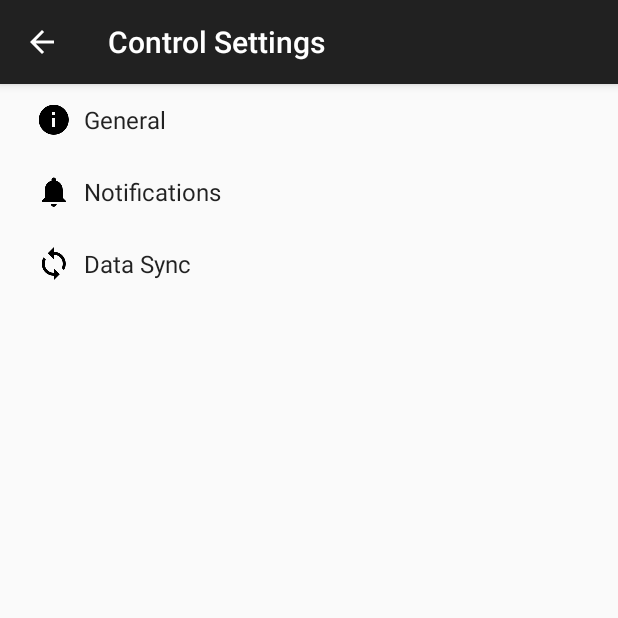
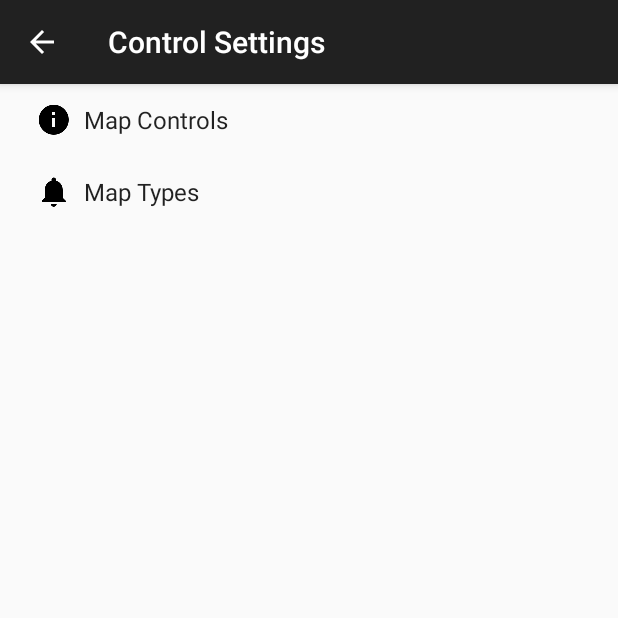
Before and after one commit to aclima93/Computacao_Movel, an Android app: the ControlSettingsActivity screen opened directly, with no data from a screen before it, on a phone screen of 412 x 824 dp, the top half of it. Run offline under Robolectric (Android 15) with nearby library versions, the light colour scheme and no system bars.

Commit message:
- started working on Map Settings Activity -- we now have a Prefference part fot Map Controls and, in the future, for Map Types

```diff
--- a/GoogleMaps/app/src/debug/res/values/google_maps_api.xml
+++ b/GoogleMaps/app/src/debug/res/values/google_maps_api.xml
@@ -1,3 +1,4 @@
+<?xml version="1.0" encoding="utf-8"?>
 <resources>
     <!--
     TODO: Before you run your application, you need a Google Maps API key.
--- a/GoogleMaps/app/src/main/java/com/cm/workshop/googlemaps/MarkerSettingsActivity.java
+++ b/GoogleMaps/app/src/main/java/com/cm/workshop/googlemaps/MarkerSettingsActivity.java
@@ -202,7 +202,7 @@ public class MarkerSettingsActivity extends AppCompatPreferenceActivity {
         @Override
         public void onCreate(Bundle savedInstanceState) {
             super.onCreate(savedInstanceState);
-            addPreferencesFromResource(R.xml.pref_notification);
+            addPreferencesFromResource(R.xml.pref_map_controls_settings);
             setHasOptionsMenu(true);
 
             // Bind the summaries of EditText/List/Dialog/Ringtone preferences
--- a/GoogleMaps/app/src/main/res/values/arrays.xml
+++ b/GoogleMaps/app/src/main/res/values/arrays.xml
@@ -4,4 +4,29 @@
     <string-array name="pref_sync_frequency_values">Value 1</string-array>
     <string-array name="pref_example_list_titles">Title 1</string-array>
     <string-array name="pref_example_list_values">Value 1</string-array>
+
+
+
+    <!-- *********************** -->
+    <!-- Arrays for Map Controls -->
+    <!-- *********************** -->
+
+    <!-- String titles of displayed options -->
+    <string-array name="pref_control_options_titles">
+        <item>@string/zoom_control_title</item>
+        <item>@string/scale_control_title</item>
+        <item>@string/street_view_control_title</item>
+        <item>@string/rotate_control_title</item>
+        <item>@string/map_type_control_title</item>
+    </string-array>
+
+    <!-- String keys of displayed options for lookup -->
+    <string-array name="pref_control_options_keys">
+        <item>@string/zoom_control_key</item>
+        <item>@string/scale_control_key</item>
+        <item>@string/street_view_control_key</item>
+        <item>@string/rotate_control_key</item>
+        <item>@string/map_type_control_key</item>
+    </string-array>
+
 </resources>
--- a/GoogleMaps/app/src/main/res/values/strings.xml
+++ b/GoogleMaps/app/src/main/res/values/strings.xml
@@ -1,3 +1,4 @@
+<?xml version="1.0" encoding="utf-8"?>
 <resources>
     <string name="app_name">GoogleMaps</string>
     <string name="title_activity_maps">Map</string>
@@ -18,4 +19,28 @@
     <string name="title_activity_marker_settings">Marker Settings</string>
     <string name="title_activity_control_settings">Control Settings</string>
     <string name="title_activity_map_settings">Map Settings</string>
+
+
+    <!-- Map Control Settings -->
+
+    <string name="pref_header_map_controls">Map Controls</string>
+    <string name="pref_header_map_types">Map Types</string>
+
+    <string name="pref_title_use_custom_control_settings">Use Custom Control Settings</string>
+
+    <string name="zoom_control_title">Zoom Control</string>
+    <string name="zoom_control_key">zoomControl</string>
+
+    <string name="scale_control_title">Scale Control</string>
+    <string name="scale_control_key">scaleControl</string>
+
+    <string name="street_view_control_title">Street View Control</string>
+    <string name="street_view_control_key">streetViewControl</string>
+
+    <string name="rotate_control_title">Rotate Control</string>
+    <string name="rotate_control_key">rotateControl</string>
+
+    <string name="map_type_control_title">Map Type Control</string>
+    <string name="map_type_control_key">mapTypeControl</string>
+
 </resources>
--- /dev/null
+++ b/GoogleMaps/app/src/main/res/xml/pref_map_controls_settings.xml
@@ -0,0 +1,45 @@
+<?xml version="1.0" encoding="utf-8"?>
+<PreferenceScreen xmlns:android="http://schemas.android.com/apk/res/android">
+
+    <!-- A 'parent' preference, which enables/disables child preferences (below)
+         when checked/unchecked. -->
+    <SwitchPreference
+        android:key="use_custom_control_settings"
+        android:title="@string/pref_title_use_custom_control_settings"
+        android:defaultValue="true" />
+
+    <!-- !!! -->
+    <!-- NOTE: These preferences will be enabled only when the switch above is checked. -->
+    <SwitchPreference
+        android:dependency="use_default_control_settings"
+        android:key="@string/zoom_control_key"
+        android:title="@string/zoom_control_title"
+        android:defaultValue="true" />
+
+    <SwitchPreference
+        android:dependency="use_default_control_settings"
+        android:key="@string/scale_control_key"
+        android:title="@string/scale_control_title"
+        android:defaultValue="false" />
+
+    <SwitchPreference
+        android:dependency="use_default_control_settings"
+        android:key="@string/street_view_control_key"
+        android:title="@string/street_view_control_title"
+        android:defaultValue="false" />
+
+    <SwitchPreference
+        android:dependency="use_default_control_settings"
+        android:key="@string/rotate_control_key"
+        android:title="@string/rotate_control_title"
+        android:defaultValue="true" />
+
+    <SwitchPreference
+        android:dependency="use_default_control_settings"
+        android:key="@string/map_type_control_key"
+        android:title="@string/map_type_control_title"
+        android:defaultValue="false" />
+
+    <!-- TODO: definir aqui as dependências dos Map Types -->
+
+</PreferenceScreen>
--- /dev/null
+++ b/GoogleMaps/app/src/main/res/xml/pref_map_settings_headers.xml
@@ -0,0 +1,15 @@
+<preference-headers xmlns:android="http://schemas.android.com/apk/res/android">
+
+    <!-- These settings headers are only used on tablets. -->
+
+    <header
+        android:fragment="com.cm.workshop.googlemaps.MapSettingsActivity$MapControlPreferenceFragment"
+        android:title="@string/pref_header_map_controls"
+        android:icon="@drawable/ic_info_black_24dp"/>
+
+    <header
+        android:fragment="com.cm.workshop.googlemaps.MapSettingsActivity$MapTypePreferenceFragment"
+        android:title="@string/pref_header_map_types"
+        android:icon="@drawable/ic_notifications_black_24dp"/>
+
+</preference-headers>
--- /dev/null
+++ b/GoogleMaps/app/src/main/res/xml/pref_map_types_settings.xml
@@ -0,0 +1,33 @@
+<PreferenceScreen xmlns:android="http://schemas.android.com/apk/res/android">
+
+    <SwitchPreference
+        android:key="example_switch"
+        android:title="@string/pref_title_social_recommendations"
+        android:summary="@string/pref_description_social_recommendations"
+        android:defaultValue="true" />
+
+    <!-- NOTE: EditTextPreference accepts EditText attributes. -->
+    <!-- NOTE: EditTextPreference's summary should be set to its value by the activity code. -->
+    <EditTextPreference
+        android:key="example_text"
+        android:title="@string/pref_title_display_name"
+        android:defaultValue="@string/pref_default_display_name"
+        android:selectAllOnFocus="true"
+        android:inputType="textCapWords"
+        android:capitalize="words"
+        android:singleLine="true"
+        android:maxLines="1" />
+
+    <!-- NOTE: Hide buttons to simplify the UI. Users can touch outside the dialog to
+         dismiss it. -->
+    <!-- NOTE: ListPreference's summary should be set to its value by the activity code. -->
+    <ListPreference
+        android:key="example_list"
+        android:title="@string/pref_title_add_friends_to_messages"
+        android:defaultValue="-1"
+        android:entries="@array/pref_example_list_titles"
+        android:entryValues="@array/pref_example_list_values"
+        android:negativeButtonText="@null"
+        android:positiveButtonText="@null" />
+
+</PreferenceScreen>
```
Also changed, not shown: GoogleMaps/app/src/main/java/com/cm/workshop/googlemaps/ControlSettingsActivity.java (+14 -65 lines).
